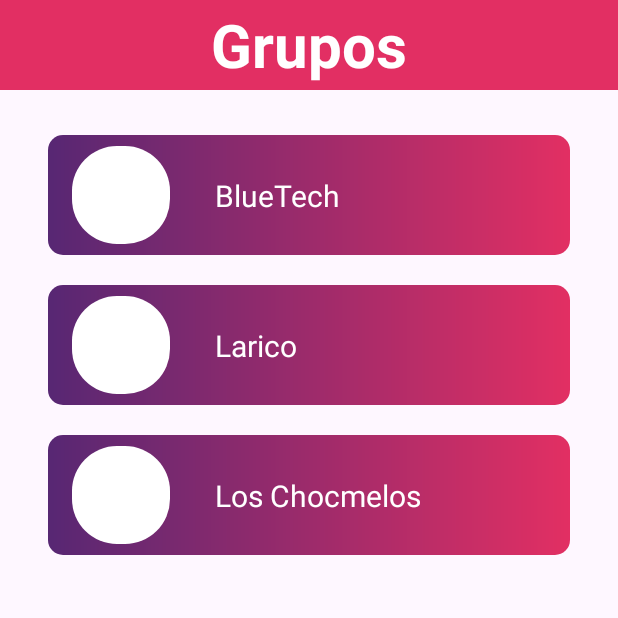
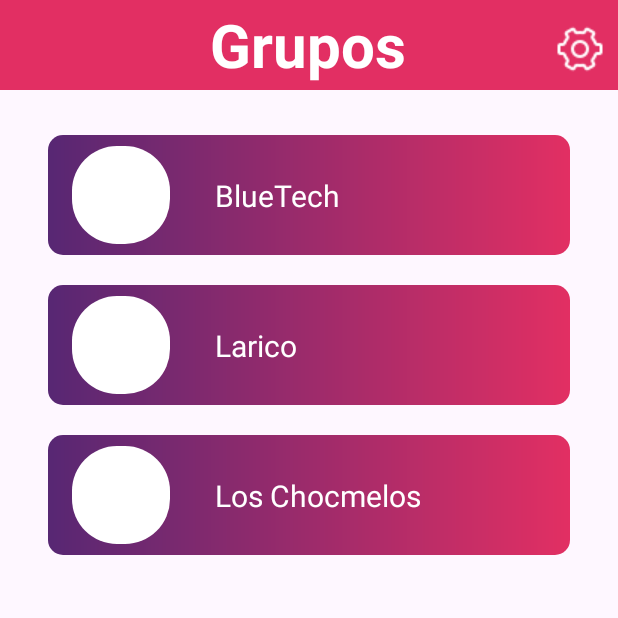
Before and after one commit to ICM2410/CityPlan, an Android app: the VerGruposActivity screen opened directly, with no data from a screen before it, on a phone screen of 412 x 824 dp, the top half of it. Run offline under Robolectric (Android 15) with nearby library versions, the phone set to English and light mode, and no system bars.

Commit message:
Nuevo botón de configuración en pagina principal

```diff
--- a/app/src/main/java/com/example/primeraentrega/VerGruposActivity.kt
+++ b/app/src/main/java/com/example/primeraentrega/VerGruposActivity.kt
@@ -23,12 +23,10 @@ class VerGruposActivity : AppCompatActivity() {
             startActivity(Intent(baseContext, ChatActivity::class.java))
         }
 
-        /*
         binding.botonConfiguracion.setOnClickListener {
             startActivity(Intent(baseContext, ConfiguracionActivity::class.java))
         }
 
-        */
         binding.botonAgregarGrupo.setOnClickListener {
             startActivity(Intent(baseContext, CrearGrupoActivity::class.java))
         }
--- a/app/src/main/res/layout/activity_ver_grupos.xml
+++ b/app/src/main/res/layout/activity_ver_grupos.xml
@@ -11,21 +11,32 @@
         android:layout_width="match_parent"
         android:layout_height="60dp"
         android:background="@color/rosado"
-        android:orientation="vertical"
+        android:orientation="horizontal"
         app:layout_constraintEnd_toEndOf="parent"
         app:layout_constraintStart_toStartOf="parent"
         app:layout_constraintTop_toTopOf="parent">
 
         <TextView
             android:id="@+id/PlanFinalizado"
-            android:layout_width="match_parent"
+            android:layout_width="311dp"
             android:layout_height="match_parent"
+            android:layout_marginLeft="50dp"
             android:gravity="center"
             android:text="@string/Grupos"
             android:textAlignment="center"
             android:textColor="@color/white"
             android:textSize="40sp"
             android:textStyle="bold" />
+
+        <ImageButton
+            android:id="@+id/botonConfiguracion"
+            android:layout_width="50dp"
+            android:layout_height="50dp"
+            android:src="@drawable/configuracion"
+            android:backgroundTint="@color/transparente"
+            android:layout_marginTop="7dp"
+            />
+
     </LinearLayout>
 
     <androidx.constraintlayout.widget.ConstraintLayout
@@ -65,6 +76,7 @@
             app:layout_constraintBottom_toBottomOf="parent"
             app:layout_constraintStart_toEndOf="@+id/imageViewPerfilGrupo1"
             app:layout_constraintTop_toTopOf="parent" />
+
     </androidx.constraintlayout.widget.ConstraintLayout>
 
     <androidx.constraintlayout.widget.ConstraintLayout
@@ -104,6 +116,7 @@
             app:layout_constraintBottom_toBottomOf="parent"
             app:layout_constraintStart_toEndOf="@+id/imageViewPerfilGrupo2"
             app:layout_constraintTop_toTopOf="parent" />
+
     </androidx.constraintlayout.widget.ConstraintLayout>
 
     <androidx.constraintlayout.widget.ConstraintLayout
@@ -143,8 +156,6 @@
             app:layout_constraintBottom_toBottomOf="parent"
             app:layout_constraintStart_toEndOf="@+id/imageViewPerfilGrupo3"
             app:layout_constraintTop_toTopOf="parent" />
-
-
     </androidx.constraintlayout.widget.ConstraintLayout>
 
     <ImageButton
```
Also changed, not shown: app/src/main/res/drawable/configuracion.png (added), app/src/main/res/drawable/configuracion_blanco.png (deleted).
